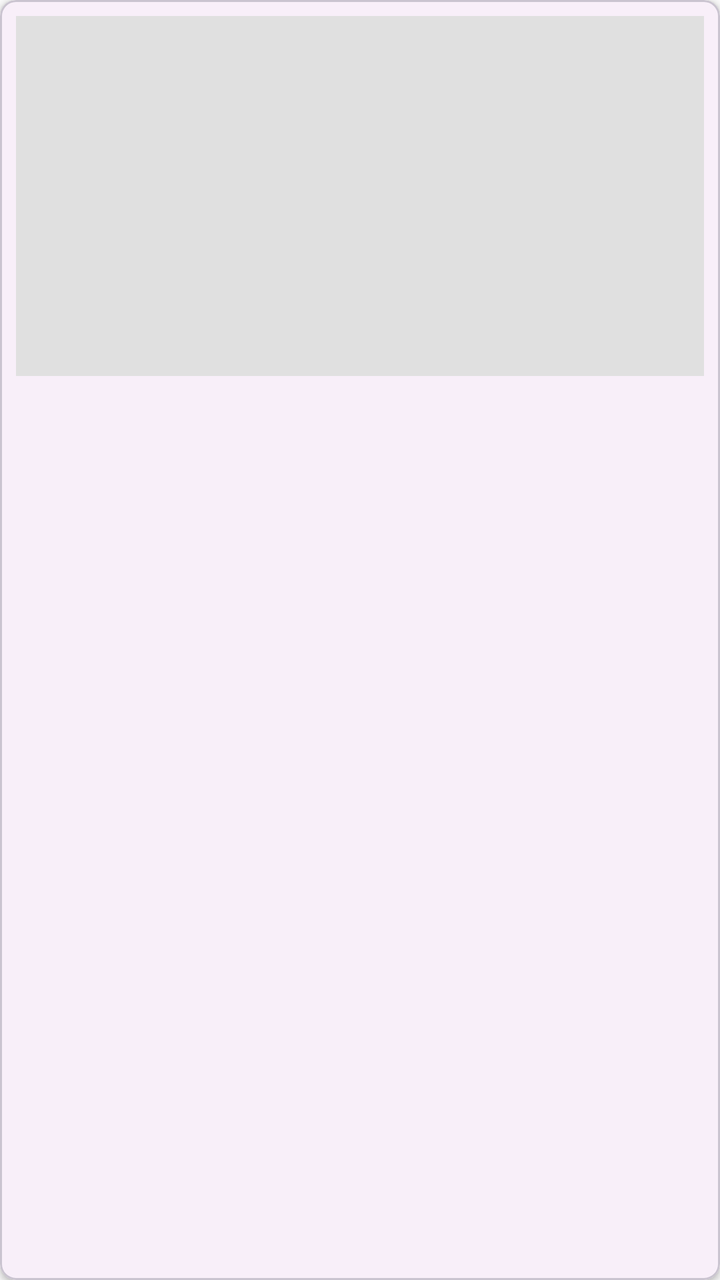
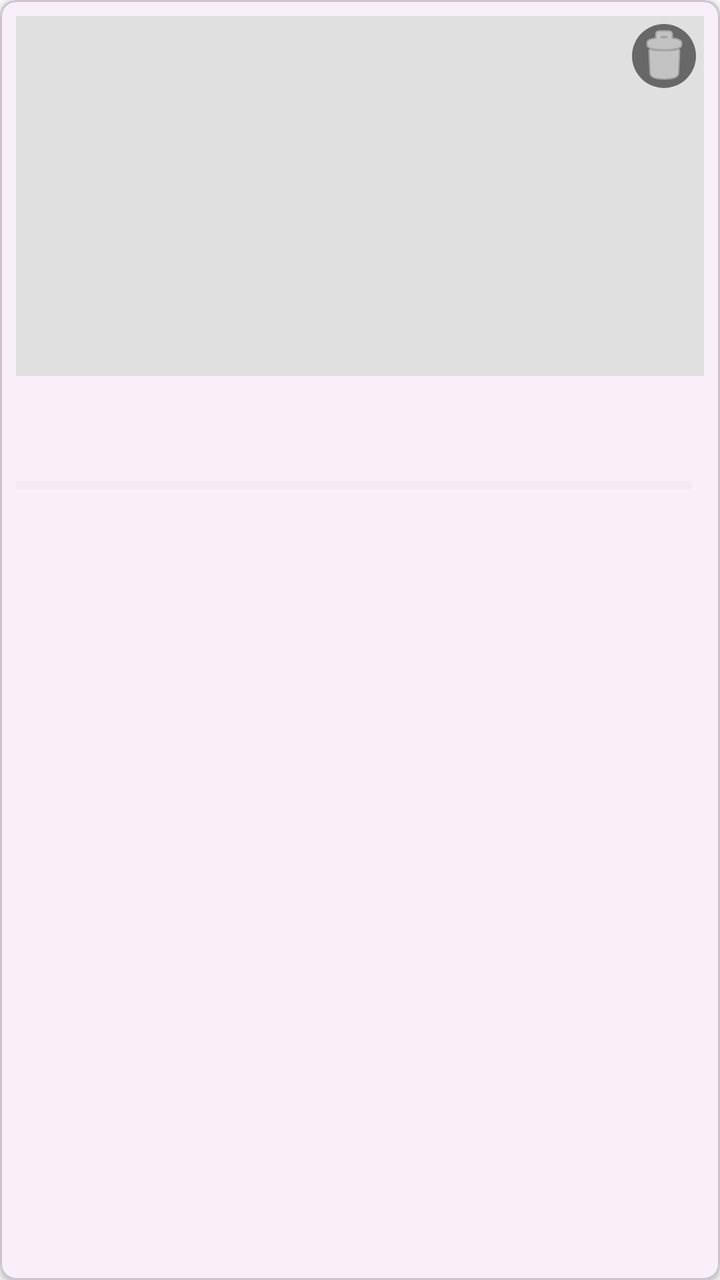

Before-and-after screenshots of an Android layout around one commit, followed by the original layout XML and the change that was made.
<!-- AndroidManifest.xml: application theme Theme.EpubReader -->
<!-- res/layout/item_book.xml -->
<?xml version="1.0" encoding="utf-8"?>
<com.google.android.material.card.MaterialCardView
    xmlns:android="http://schemas.android.com/apk/res/android"
    xmlns:app="http://schemas.android.com/apk/res-auto"
    android:layout_width="match_parent"
    android:layout_height="wrap_content"
    android:layout_margin="6dp"
    app:cardCornerRadius="8dp"
    app:cardElevation="2dp">

    <LinearLayout
        android:layout_width="match_parent"
        android:layout_height="wrap_content"
        android:orientation="vertical"
        android:padding="8dp">

        <ImageView
            android:id="@+id/imgCover"
            android:layout_width="match_parent"
            android:layout_height="180dp"
            android:scaleType="centerCrop"
            android:background="#E0E0E0"/>

        <TextView
            android:id="@+id/tvTitle"
            android:layout_width="match_parent"
            android:layout_height="wrap_content"
            android:layout_marginTop="6dp"
            android:textSize="14sp"
            android:textStyle="bold"
            android:maxLines="2"
            android:ellipsize="end"/>

        <TextView
            android:id="@+id/tvAuthor"
            android:layout_width="match_parent"
            android:layout_height="wrap_content"
            android:textSize="12sp"
            android:textColor="#666666"
            android:maxLines="1"
            android:ellipsize="end"/>
    </LinearLayout>
</com.google.android.material.card.MaterialCardView>
<!-- resources referenced by this layout -->
<resources>
  <style name="Theme.EpubReader" parent="Theme.Material3.DayNight.NoActionBar">
  
          
          <item name="colorPrimary">@color/purple_500</item>
          <item name="colorOnPrimary">@color/white</item>
          <item name="colorPrimaryContainer">@color/purple_100</item>
          <item name="colorOnPrimaryContainer">@color/purple_900</item>
  
          <item name="colorSecondary">@color/teal_200</item>
          <item name="colorOnSecondary">@color/black</item>
          <item name="colorSecondaryContainer">@color/teal_100</item>
          <item name="colorOnSecondaryContainer">@color/teal_900</item>
  
          
          <item name="colorSurface">@color/white</item>
          <item name="colorOnSurface">@color/gray_900</item>
          <item name="colorSurfaceVariant">@color/gray_100</item>
          <item name="colorOnSurfaceVariant">@color/gray_700</item>
  
          
          <item name="android:colorBackground">@color/gray_50</item>
          <item name="colorOnBackground">@color/gray_900</item>
  
          
          <item name="android:statusBarColor">?attr/colorSurface</item>
          <item name="android:navigationBarColor">?attr/colorSurface</item>
          <item name="android:windowLightStatusBar">true</item>
  
          
          <item name="textAppearanceBodyLarge">@style/TextAppearance.EpubReader.BodyLarge</item>
      </style>
  <color name="purple_500">#9C27B0</color>
  <color name="white">#FFFFFF</color>
  <color name="purple_100">#EDE7F6</color>
  <color name="purple_900">#4A148C</color>
  <color name="teal_200">#80CBC4</color>
  <color name="black">#000000</color>
  <color name="teal_100">#E0F2F1</color>
  <color name="teal_900">#004D40</color>
  <color name="gray_900">#212121</color>
  <color name="gray_100">#F5F5F5</color>
  <color name="gray_700">#616161</color>
  <color name="gray_50">#FAFAFA</color>
  <style name="TextAppearance.EpubReader.BodyLarge" parent="TextAppearance.Material3.BodyLarge">
          <item name="android:textSize">16sp</item>
      </style>
</resources>

<!-- the commit's change to res/layout/item_book.xml (unified diff, before → after) -->
@@ -14,12 +14,30 @@
         android:orientation="vertical"
         android:padding="8dp">
 
-        <ImageView
-            android:id="@+id/imgCover"
+        
+        <FrameLayout
             android:layout_width="match_parent"
-            android:layout_height="180dp"
-            android:scaleType="centerCrop"
-            android:background="#E0E0E0"/>
+            android:layout_height="180dp">
+
+            <ImageView
+                android:id="@+id/imgCover"
+                android:layout_width="match_parent"
+                android:layout_height="match_parent"
+                android:scaleType="centerCrop"
+                android:background="#E0E0E0"/>
+
+            <ImageButton
+                android:id="@+id/btnDelete"
+                android:layout_width="32dp"
+                android:layout_height="32dp"
+                android:layout_gravity="top|end"
+                android:layout_margin="4dp"
+                android:background="@drawable/bg_delete_btn"
+                android:src="@android:drawable/ic_menu_delete"
+                android:tint="@android:color/white"
+                android:contentDescription="Deletar"/>
+
+        </FrameLayout>
 
         <TextView
             android:id="@+id/tvTitle"
@@ -39,5 +57,34 @@
             android:textColor="#666666"
             android:maxLines="1"
             android:ellipsize="end"/>
+
+        
+        <LinearLayout
+            android:layout_width="match_parent"
+            android:layout_height="wrap_content"
+            android:orientation="horizontal"
+            android:layout_marginTop="6dp"
+            android:gravity="center_vertical">
+
+            <ProgressBar
+                android:id="@+id/progressBar"
+                style="@style/Widget.AppCompat.ProgressBar.Horizontal"
+                android:layout_width="0dp"
+                android:layout_height="6dp"
+                android:layout_weight="1"
+                android:progressTint="#A020F0"
+                android:progressBackgroundTint="#E0E0E0"
+                android:max="100"/>
+
+            <TextView
+                android:id="@+id/tvProgress"
+                android:layout_width="wrap_content"
+                android:layout_height="wrap_content"
+                android:layout_marginStart="6dp"
+                android:textSize="11sp"
+                android:textColor="#A020F0"/>
+
+        </LinearLayout>
+
     </LinearLayout>
 </com.google.android.material.card.MaterialCardView>
<!-- resource entries referenced after the edit -->
@@ -1,5 +1,11 @@
 <!-- resources referenced by this layout -->
 <resources>
+  <!-- drawable bg_delete_btn (drawable) -->
+  <?xml version="1.0" encoding="utf-8"?>
+  <shape xmlns:android="http://schemas.android.com/apk/res/android"
+      android:shape="oval">
+      <solid android:color="#88000000"/>
+  </shape>
   <style name="Theme.EpubReader" parent="Theme.Material3.DayNight.NoActionBar">
   
           
